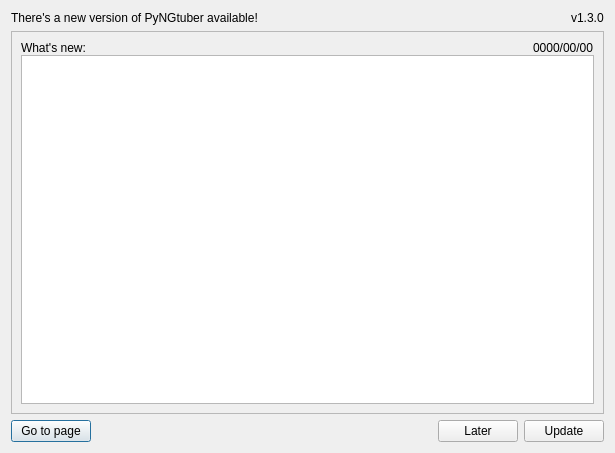
Gemmstone/PyNGtuber, file UI/update.ui: the form before one commit.
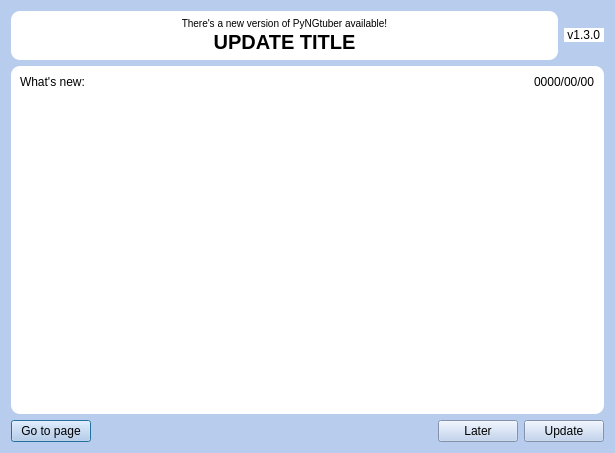
The form after the commit.

Commit message: Added new edit mode, new UI and some threading

```diff
--- a/UI/update.ui
+++ b/UI/update.ui
@@ -13,6 +13,44 @@
   <property name="windowTitle">
    <string>Dialog</string>
   </property>
+  <property name="styleSheet">
+   <string notr="true">QWidget{
+	background: #b8cdee;
+	color: black;
+}
+* QToolTip {
+	background-color: pink;
+}
+*{
+	color: black;
+}
+
+QGroupBox {
+border-color: #FF17365D;
+font-size: 14px;
+border-radius: 15px;
+}
+
+QGroupBox::title {
+border-top-left-radius: 9px;
+border-top-right-radius: 9px;
+padding: 2px 20px;
+background-color: #FF17365D;
+color: rgb(255, 255, 255);
+}
+
+QFrame{
+	border-top-right-radius: 9px;
+	border-bottom-right-radius: 9px;
+	border-bottom-left-radius: 9px;
+	border-top-left-radius: 9px;
+	background-color: rgb(255, 255, 255);
+}
+
+#creditsFrame{
+	background-color: rgba(255, 255, 255, 0);
+}</string>
+  </property>
   <layout class="QVBoxLayout" name="verticalLayout">
    <item>
     <layout class="QHBoxLayout" name="horizontalLayout_2">
@@ -20,19 +58,81 @@
       <number>0</number>
      </property>
      <item>
-      <widget class="QLabel" name="label_2">
+      <widget class="QFrame" name="frame_2">
        <property name="sizePolicy">
         <sizepolicy hsizetype="Expanding" vsizetype="Preferred">
          <horstretch>0</horstretch>
          <verstretch>0</verstretch>
         </sizepolicy>
        </property>
-       <property name="text">
-        <string>There's a new version of PyNGtuber available!</string>
+       <property name="frameShape">
+        <enum>QFrame::StyledPanel</enum>
        </property>
-       <property name="wordWrap">
-        <bool>true</bool>
+       <property name="frameShadow">
+        <enum>QFrame::Raised</enum>
        </property>
+       <layout class="QVBoxLayout" name="verticalLayout_3">
+        <property name="spacing">
+         <number>0</number>
+        </property>
+        <property name="leftMargin">
+         <number>6</number>
+        </property>
+        <property name="topMargin">
+         <number>6</number>
+        </property>
+        <property name="rightMargin">
+         <number>6</number>
+        </property>
+        <property name="bottomMargin">
+         <number>6</number>
+        </property>
+        <item>
+         <widget class="QLabel" name="label_2">
+          <property name="sizePolicy">
+           <sizepolicy hsizetype="Expanding" vsizetype="Fixed">
+            <horstretch>0</horstretch>
+            <verstretch>0</verstretch>
+           </sizepolicy>
+          </property>
+          <property name="styleSheet">
+           <string notr="true">font-size: 10px;</string>
+          </property>
+          <property name="text">
+           <string>There's a new version of PyNGtuber available!</string>
+          </property>
+          <property name="alignment">
+           <set>Qt::AlignCenter</set>
+          </property>
+          <property name="wordWrap">
+           <bool>true</bool>
+          </property>
+         </widget>
+        </item>
+        <item>
+         <widget class="QLabel" name="title">
+          <property name="sizePolicy">
+           <sizepolicy hsizetype="Expanding" vsizetype="Preferred">
+            <horstretch>0</horstretch>
+            <verstretch>0</verstretch>
+           </sizepolicy>
+          </property>
+          <property name="styleSheet">
+           <string notr="true">font-size: 20px;
+font-weight: bold;</string>
+          </property>
+          <property name="text">
+           <string>UPDATE TITLE</string>
+          </property>
+          <property name="alignment">
+           <set>Qt::AlignCenter</set>
+          </property>
+          <property name="wordWrap">
+           <bool>true</bool>
+          </property>
+         </widget>
+        </item>
+       </layout>
       </widget>
      </item>
      <item>
@@ -47,7 +147,7 @@
         <string notr="true">font: 87 20pt &quot;Noto Sans Myanmar Black&quot;;</string>
        </property>
        <property name="text">
-        <string>v1.3.0</string>
+        <string> v1.3.0 </string>
        </property>
        <property name="alignment">
         <set>Qt::AlignBottom|Qt::AlignLeading|Qt::AlignLeft</set>
@@ -128,7 +228,7 @@
          <string>Changelog</string>
         </property>
         <property name="lineWrapMode">
-         <enum>QTextEdit::NoWrap</enum>
+         <enum>QTextEdit::WidgetWidth</enum>
         </property>
         <property name="readOnly">
          <bool>true</bool>
```
The commit also changes 23 other files.
